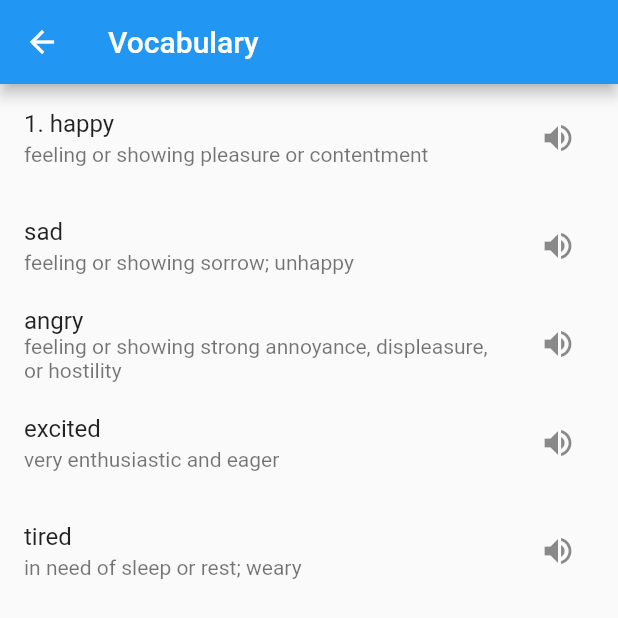
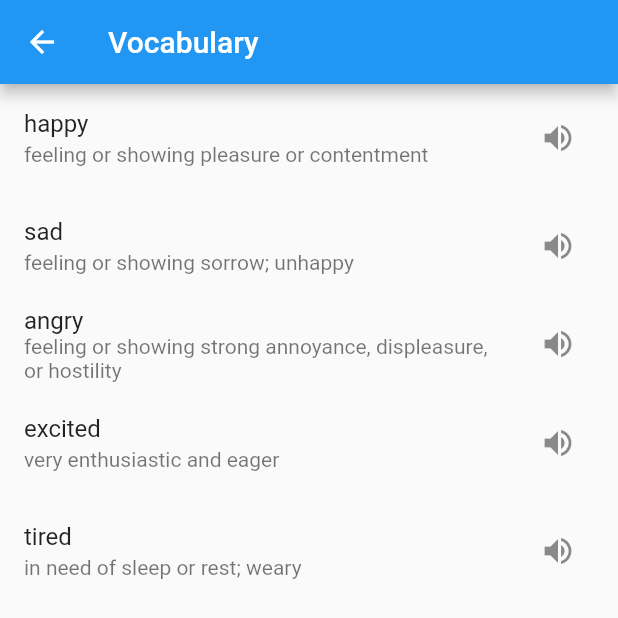
Before and after one commit to rahul-scad/flutter_english_app, a Flutter app: the VocabularyPage screen opened directly, on a phone screen of 412 x 824 dp, the top half of it. Run offline on Flutter 3.47's test engine with Material 2 defaults, Android fonts, the phone set to English and light mode, and no system bars; our stand-ins replace flutter_tts.

Commit message:
Revert "in vocabulary page  updated"

```diff
--- a/lib/VocabularyPage.dart
+++ b/lib/VocabularyPage.dart
@@ -11,7 +11,7 @@ class VocabularyPage extends StatefulWidget {
 
 class _VocabularyPageState extends State<VocabularyPage> {
   List<String> words = [
-    '1. happy ',
+    'happy',
     'sad',
     'angry',
     'excited',
```
